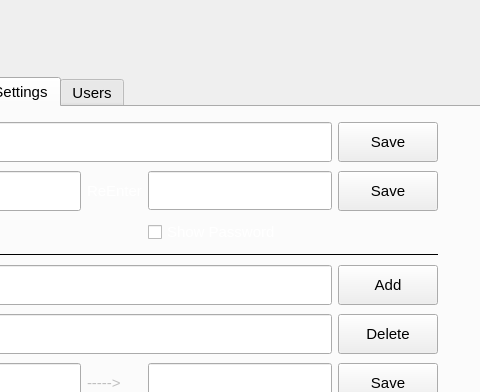
Porcupine1/School_Library_System, file main.ui: the form before one commit; both pictures show x 546 to 1026 and y 0 to 392 of the 1200 by 600 pixel window.
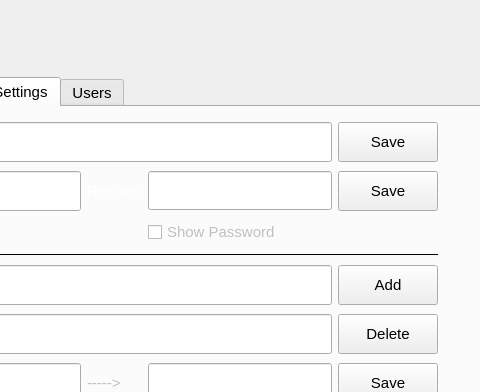
The form after the commit. Icons and pictures are not drawn.

```diff
--- a/main.ui
+++ b/main.ui
@@ -6641,9 +6641,9 @@
                 <colorrole role="WindowText">
                  <brush brushstyle="SolidPattern">
                   <color alpha="255">
-                   <red>255</red>
-                   <green>255</green>
-                   <blue>255</blue>
+                   <red>192</red>
+                   <green>192</green>
+                   <blue>192</blue>
                   </color>
                  </brush>
                 </colorrole>
@@ -6652,9 +6652,9 @@
                 <colorrole role="WindowText">
                  <brush brushstyle="SolidPattern">
                   <color alpha="255">
-                   <red>255</red>
-                   <green>255</green>
-                   <blue>255</blue>
+                   <red>192</red>
+                   <green>192</green>
+                   <blue>192</blue>
                   </color>
                  </brush>
                 </colorrole>
```
Left out of the diff: 2 changed lines with no effect on the pictures.
